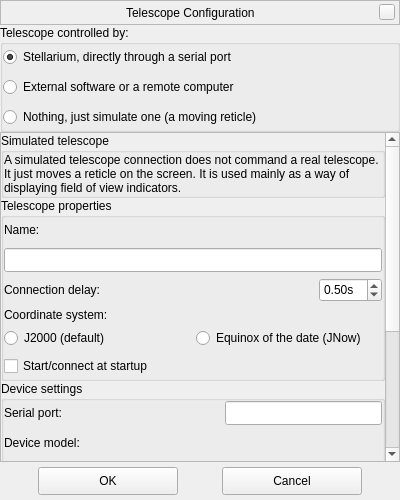
First picture: the form in plugins/TelescopeControl/src/gui/telescopePropertiesWindow.ui, repository AlBannaTechno/stellarium, before the edit.
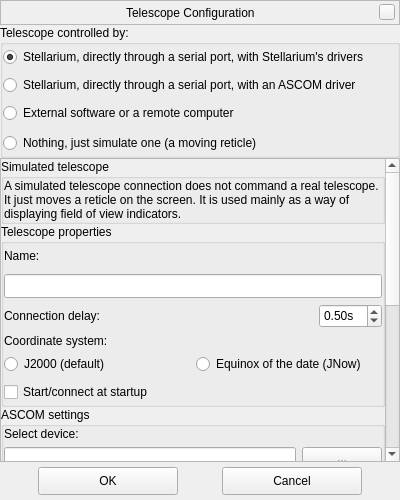
Second picture: the form after the edit. Custom widgets are drawn as their Qt base class.

Commit message: TelescopeControl: intial work on GUI for adding ASCOM telescopes (throws an error, needs debugging)

```diff
--- a/plugins/TelescopeControl/src/gui/telescopePropertiesWindow.ui
+++ b/plugins/TelescopeControl/src/gui/telescopePropertiesWindow.ui
@@ -168,13 +168,20 @@
          <string>A telescope connected to this computer via a serial port and controlled directly by Stellarium.</string>
         </property>
         <property name="text">
-         <string>Stellarium, directly through a serial port</string>
+         <string>Stellarium, directly through a serial port, with Stellarium's drivers</string>
         </property>
         <property name="checked">
          <bool>true</bool>
         </property>
        </widget>
       </item>
+      <item>
+       <widget class="QRadioButton" name="radioButtonTelescopeLocalAscom">
+        <property name="text">
+         <string>Stellarium, directly through a serial port, with an ASCOM driver</string>
+        </property>
+       </widget>
+      </item>
       <item>
        <widget class="QRadioButton" name="radioButtonTelescopeConnection">
         <property name="sizePolicy">
@@ -228,9 +235,9 @@
       <property name="geometry">
        <rect>
         <x>0</x>
-        <y>0</y>
+        <y>-251</y>
         <width>381</width>
-        <height>476</height>
+        <height>564</height>
        </rect>
       </property>
       <layout class="QVBoxLayout" name="verticalLayoutScrollArea">
@@ -427,6 +434,50 @@
          </layout>
         </widget>
        </item>
+       <item>
+        <widget class="QGroupBox" name="groupBoxAscomSettings">
+         <property name="title">
+          <string>ASCOM settings</string>
+         </property>
+         <layout class="QVBoxLayout" name="verticalLayoutAscom">
+          <property name="margin">
+           <number>0</number>
+          </property>
+          <item>
+           <widget class="QLabel" name="labelAscomSelect">
+            <property name="text">
+             <string>Select device:</string>
+            </property>
+           </widget>
+          </item>
+          <item>
+           <layout class="QHBoxLayout" name="horizontalLayoutAscomSelect">
+            <item>
+             <widget class="QLineEdit" name="lineEditAscomControlId">
+              <property name="readOnly">
+               <bool>true</bool>
+              </property>
+             </widget>
+            </item>
+            <item>
+             <widget class="QPushButton" name="pushButtonAscomSelect">
+              <property name="text">
+               <string>...</string>
+              </property>
+             </widget>
+            </item>
+           </layout>
+          </item>
+          <item>
+           <widget class="QPushButton" name="pushButtonAscomDeviceSetup">
+            <property name="text">
+             <string>Device setup...</string>
+            </property>
+           </widget>
+          </item>
+         </layout>
+        </widget>
+       </item>
        <item>
         <widget class="QGroupBox" name="groupBoxDeviceSettings">
          <property name="title">
```
Left out of the diff: 10 changed lines with no effect on the pictures. The commit also changes 4 other files.
